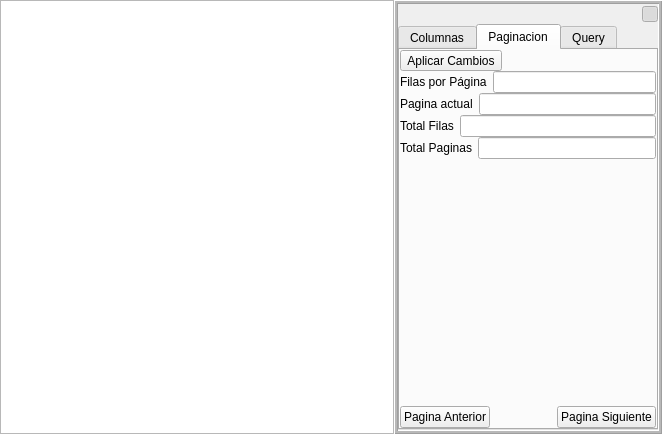
Qt form bulmages/bulmalib/subform3base.ui (eboladev/Bulmages-1) before a commit.
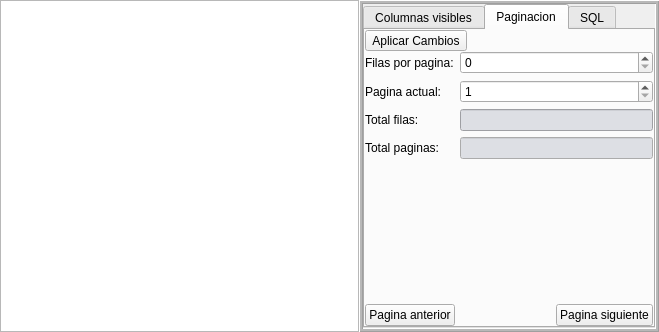
The same form after that commit. The open tabs and pages were chosen to show the change. Icons and pictures are not drawn. Custom widgets are drawn as their Qt base class.

Commit message: se ha mejorado un poco el configurador de listados de subform3

```diff
--- a/bulmages/bulmalib/subform3base.ui
+++ b/bulmages/bulmalib/subform3base.ui
@@ -8,8 +8,8 @@
    <rect>
     <x>0</x>
     <y>0</y>
-    <width>662</width>
-    <height>434</height>
+    <width>659</width>
+    <height>332</height>
    </rect>
   </property>
   <property name="windowTitle" >
@@ -24,6 +24,14 @@
    </property>
    <item>
     <widget class="QTableWidget2" name="mui_list" >
+     <property name="sizePolicy" >
+      <sizepolicy>
+       <hsizetype>5</hsizetype>
+       <vsizetype>7</vsizetype>
+       <horstretch>0</horstretch>
+       <verstretch>0</verstretch>
+      </sizepolicy>
+     </property>
      <property name="editTriggers" >
       <set>QAbstractItemView::AllEditTriggers</set>
      </property>
@@ -33,7 +41,7 @@
     <widget class="QFrame" name="mui_configurador" >
      <property name="sizePolicy" >
       <sizepolicy>
-       <hsizetype>0</hsizetype>
+       <hsizetype>5</hsizetype>
        <vsizetype>5</vsizetype>
        <horstretch>0</horstretch>
        <verstretch>0</verstretch>
@@ -57,81 +65,18 @@
      <property name="midLineWidth" >
       <number>2</number>
      </property>
-     <layout class="QVBoxLayout" >
+     <layout class="QHBoxLayout" >
       <property name="margin" >
        <number>0</number>
       </property>
       <property name="spacing" >
        <number>0</number>
       </property>
-      <item>
-       <layout class="QHBoxLayout" >
-        <property name="margin" >
-         <number>0</number>
-        </property>
-        <property name="spacing" >
-         <number>0</number>
-        </property>
-        <item>
-         <spacer>
-          <property name="orientation" >
-           <enum>Qt::Horizontal</enum>
-          </property>
-          <property name="sizeHint" >
-           <size>
-            <width>40</width>
-            <height>20</height>
-           </size>
-          </property>
-         </spacer>
-        </item>
-        <item>
-         <widget class="QToolButton" name="mui_detalles" >
-          <property name="minimumSize" >
-           <size>
-            <width>16</width>
-            <height>16</height>
-           </size>
-          </property>
-          <property name="maximumSize" >
-           <size>
-            <width>16</width>
-            <height>16</height>
-           </size>
-          </property>
-          <property name="toolTip" >
-           <string>Imprimir pedido</string>
-          </property>
-          <property name="whatsThis" >
-           <string>Imprimir pedido</string>
-          </property>
-          <property name="text" >
-           <string/>
-          </property>
-          <property name="icon" >
-           <iconset resource="../bulmages.qrc" >:/Genericos32x32/images/pendientes/i_tuxPeq.png</iconset>
-          </property>
-          <property name="iconSize" >
-           <size>
-            <width>22</width>
-            <height>22</height>
-           </size>
-          </property>
-          <property name="checkable" >
-           <bool>true</bool>
-          </property>
-          <property name="checked" >
-           <bool>true</bool>
-          </property>
-         </widget>
-        </item>
-       </layout>
-      </item>
       <item>
        <widget class="QTabWidget" name="mui_selectorsubform3" >
         <property name="sizePolicy" >
          <sizepolicy>
-          <hsizetype>0</hsizetype>
+          <hsizetype>5</hsizetype>
           <vsizetype>7</vsizetype>
           <horstretch>0</horstretch>
           <verstretch>0</verstretch>
@@ -148,7 +93,7 @@
         </property>
         <widget class="QWidget" name="tab" >
          <attribute name="title" >
-          <string>Columnas</string>
+          <string>Columnas visibles</string>
          </attribute>
          <layout class="QVBoxLayout" >
           <property name="margin" >
@@ -223,7 +168,7 @@
            </layout>
           </item>
           <item>
-           <layout class="QHBoxLayout" >
+           <layout class="QVBoxLayout" >
             <property name="margin" >
              <number>0</number>
             </property>
@@ -231,98 +176,628 @@
              <number>6</number>
             </property>
             <item>
-             <widget class="QLabel" name="label" >
-              <property name="text" >
-               <string>Filas por Página</string>
+             <layout class="QGridLayout" >
+              <property name="margin" >
+               <number>0</number>
               </property>
-             </widget>
-            </item>
-            <item>
-             <widget class="QLineEdit" name="mui_filaspagina" />
-            </item>
-           </layout>
-          </item>
-          <item>
-           <layout class="QHBoxLayout" >
-            <property name="margin" >
-             <number>0</number>
-            </property>
-            <property name="spacing" >
-             <number>6</number>
-            </property>
-            <item>
-             <widget class="QLabel" name="label_2" >
-              <property name="text" >
-               <string>Pagina actual</string>
+              <property name="spacing" >
+               <number>6</number>
               </property>
-             </widget>
+              <item row="2" column="0" >
+               <widget class="QLabel" name="label_3" >
+                <property name="text" >
+                 <string>Total filas:</string>
+                </property>
+               </widget>
+              </item>
+              <item row="0" column="0" >
+               <widget class="QLabel" name="label" >
+                <property name="text" >
+                 <string>Filas por pagina:</string>
+                </property>
+               </widget>
+              </item>
+              <item row="1" column="0" >
+               <widget class="QLabel" name="label_2" >
+                <property name="text" >
+                 <string>Pagina actual:</string>
+                </property>
+               </widget>
+              </item>
+              <item row="2" column="1" >
+               <widget class="QLineEdit" name="mui_numfilas" >
+                <property name="palette" >
+                 <palette>
+                  <active>
+                   <color>
+                    <red>0</red>
+                    <green>0</green>
+                    <blue>0</blue>
+                   </color>
+                   <color>
+                    <red>221</red>
+                    <green>223</green>
+                    <blue>228</blue>
+                   </color>
+                   <color>
+                    <red>255</red>
+                    <green>255</green>
+                    <blue>255</blue>
+                   </color>
+                   <color>
+                    <red>238</red>
+                    <green>239</green>
+                    <blue>241</blue>
+                   </color>
+                   <color>
+                    <red>110</red>
+                    <green>111</green>
+                    <blue>114</blue>
+                   </color>
+                   <color>
+                    <red>147</red>
+                    <green>149</green>
+                    <blue>152</blue>
+                   </color>
+                   <color>
+                    <red>0</red>
+                    <green>0</green>
+                    <blue>0</blue>
+                   </color>
+                   <color>
+                    <red>255</red>
+                    <green>255</green>
+                    <blue>255</blue>
+                   </color>
+                   <color>
+                    <red>0</red>
+                    <green>0</green>
+                    <blue>0</blue>
+                   </color>
+                   <color>
+                    <red>221</red>
+                    <green>223</green>
+                    <blue>228</blue>
+                   </color>
+                   <color>
+                    <red>221</red>
+                    <green>223</green>
+                    <blue>228</blue>
+                   </color>
+                   <color>
+                    <red>0</red>
+                    <green>0</green>
+                    <blue>0</blue>
+                   </color>
+                   <color>
+                    <red>103</red>
+                    <green>141</green>
+                    <blue>178</blue>
+                   </color>
+                   <color>
+                    <red>255</red>
+                    <green>255</green>
+                    <blue>255</blue>
+                   </color>
+                   <color>
+                    <red>0</red>
+                    <green>0</green>
+                    <blue>238</blue>
+                   </color>
+                   <color>
+                    <red>82</red>
+                    <green>24</green>
+                    <blue>139</blue>
+                   </color>
+                   <color>
+                    <red>238</red>
+                    <green>239</green>
+                    <blue>241</blue>
+                   </color>
+                  </active>
+                  <inactive>
+                   <color>
+                    <red>0</red>
+                    <green>0</green>
+                    <blue>0</blue>
+                   </color>
+                   <color>
+                    <red>221</red>
+                    <green>223</green>
+                    <blue>228</blue>
+                   </color>
+                   <color>
+                    <red>255</red>
+                    <green>255</green>
+                    <blue>255</blue>
+                   </color>
+                   <color>
+                    <red>238</red>
+                    <green>239</green>
+                    <blue>241</blue>
+                   </color>
+                   <color>
+                    <red>110</red>
+                    <green>111</green>
+                    <blue>114</blue>
+                   </color>
+                   <color>
+                    <red>147</red>
+                    <green>149</green>
+                    <blue>152</blue>
+                   </color>
+                   <color>
+                    <red>0</red>
+                    <green>0</green>
+                    <blue>0</blue>
+                   </color>
+                   <color>
+                    <red>255</red>
+                    <green>255</green>
+                    <blue>255</blue>
+                   </color>
+                   <color>
+                    <red>0</red>
+                    <green>0</green>
+                    <blue>0</blue>
+                   </color>
+                   <color>
+                    <red>221</red>
+                    <green>223</green>
+                    <blue>228</blue>
+                   </color>
+                   <color>
+                    <red>221</red>
+                    <green>223</green>
+                    <blue>228</blue>
+                   </color>
+                   <color>
+                    <red>0</red>
+                    <green>0</green>
+                    <blue>0</blue>
+                   </color>
+                   <color>
+                    <red>103</red>
+                    <green>141</green>
+                    <blue>178</blue>
+                   </color>
+                   <color>
+                    <red>255</red>
+                    <green>255</green>
+                    <blue>255</blue>
+                   </color>
+                   <color>
+                    <red>0</red>
+                    <green>0</green>
+                    <blue>238</blue>
+                   </color>
+                   <color>
+                    <red>82</red>
+                    <green>24</green>
+                    <blue>139</blue>
+                   </color>
+                   <color>
+                    <red>238</red>
+                    <green>239</green>
+                    <blue>241</blue>
+                   </color>
+                  </inactive>
+                  <disabled>
+                   <color>
+                    <red>110</red>
+                    <green>111</green>
+                    <blue>114</blue>
+                   </color>
+                   <color>
+                    <red>221</red>
+                    <green>223</green>
+                    <blue>228</blue>
+                   </color>
+                   <color>
+                    <red>255</red>
+                    <green>255</green>
+                    <blue>255</blue>
+                   </color>
+                   <color>
+                    <red>238</red>
+                    <green>239</green>
+                    <blue>241</blue>
+                   </color>
+                   <color>
+                    <red>110</red>
+                    <green>111</green>
+                    <blue>114</blue>
+                   </color>
+                   <color>
+                    <red>147</red>
+                    <green>149</green>
+                    <blue>152</blue>
+                   </color>
+                   <color>
+                    <red>110</red>
+                    <green>111</green>
+                    <blue>114</blue>
+                   </color>
+                   <color>
+                    <red>255</red>
+                    <green>255</green>
+                    <blue>255</blue>
+                   </color>
+                   <color>
+                    <red>110</red>
+                    <green>111</green>
+                    <blue>114</blue>
+                   </color>
+                   <color>
+                    <red>221</red>
+                    <green>223</green>
+                    <blue>228</blue>
+                   </color>
+                   <color>
+                    <red>221</red>
+                    <green>223</green>
+                    <blue>228</blue>
+                   </color>
+                   <color>
+                    <red>0</red>
+                    <green>0</green>
+                    <blue>0</blue>
+                   </color>
+                   <color>
+                    <red>86</red>
+                    <green>117</green>
+                    <blue>148</blue>
+                   </color>
+                   <color>
+                    <red>255</red>
+                    <green>255</green>
+                    <blue>255</blue>
+                   </color>
+                   <color>
+                    <red>0</red>
+                    <green>0</green>
+                    <blue>238</blue>
+                   </color>
+                   <color>
+                    <red>82</red>
+                    <green>24</green>
+                    <blue>139</blue>
+                   </color>
+                   <color>
+                    <red>238</red>
+                    <green>239</green>
+                    <blue>241</blue>
+                   </color>
+                  </disabled>
+                 </palette>
+                </property>
+                <property name="readOnly" >
+                 <bool>true</bool>
+                </property>
+               </widget>
+              </item>
+              <item row="1" column="1" >
+               <widget class="QSpinBox" name="mui_paginaact" >
+                <property name="maximum" >
+                 <number>999</number>
+                </property>
+                <property name="minimum" >
+                 <number>1</number>
+                </property>
+                <property name="value" >
+                 <number>1</number>
+                </property>
+               </widget>
+              </item>
+              <item row="3" column="1" >
+               <widget class="QLineEdit" name="mui_numpaginas" >
+                <property name="palette" >
+                 <palette>
+                  <active>
+                   <color>
+                    <red>0</red>
+                    <green>0</green>
+                    <blue>0</blue>
+                   </color>
+                   <color>
+                    <red>221</red>
+                    <green>223</green>
+                    <blue>228</blue>
+                   </color>
+                   <color>
+                    <red>255</red>
+                    <green>255</green>
+                    <blue>255</blue>
+                   </color>
+                   <color>
+                    <red>255</red>
+                    <green>255</green>
+                    <blue>255</blue>
+                   </color>
+                   <color>
+                    <red>85</red>
+                    <green>85</green>
+                    <blue>85</blue>
+                   </color>
+                   <color>
+                    <red>199</red>
+                    <green>199</green>
+                    <blue>199</blue>
+                   </color>
+                   <color>
+                    <red>0</red>
+                    <green>0</green>
+                    <blue>0</blue>
+                   </color>
+                   <color>
+                    <red>255</red>
+                    <green>255</green>
+                    <blue>255</blue>
+                   </color>
+                   <color>
+                    <red>0</red>
+                    <green>0</green>
+                    <blue>0</blue>
+                   </color>
+                   <color>
+                    <red>221</red>
+                    <green>223</green>
+                    <blue>228</blue>
+                   </color>
+                   <color>
+                    <red>239</red>
+                    <green>239</green>
+                    <blue>239</blue>
+                   </color>
+                   <color>
+                    <red>0</red>
+                    <green>0</green>
+                    <blue>0</blue>
+                   </color>
+                   <color>
+                    <red>103</red>
+                    <green>141</green>
+                    <blue>178</blue>
+                   </color>
+                   <color>
+                    <red>255</red>
+                    <green>255</green>
+                    <blue>255</blue>
+                   </color>
+                   <color>
+                    <red>0</red>
+                    <green>0</green>
+                    <blue>238</blue>
+                   </color>
+                   <color>
+                    <red>82</red>
+                    <green>24</green>
+                    <blue>139</blue>
+                   </color>
+                   <color>
+                    <red>232</red>
+                    <green>232</green>
+                    <blue>232</blue>
+                   </color>
+                  </active>
+                  <inactive>
+                   <color>
+                    <red>0</red>
+                    <green>0</green>
+                    <blue>0</blue>
+                   </color>
+                   <color>
+                    <red>221</red>
+                    <green>223</green>
+                    <blue>228</blue>
+                   </color>
+                   <color>
+                    <red>255</red>
+                    <green>255</green>
+                    <blue>255</blue>
+                   </color>
+                   <color>
+                    <red>255</red>
+                    <green>255</green>
+                    <blue>255</blue>
+                   </color>
+                   <color>
+                    <red>85</red>
+                    <green>85</green>
+                    <blue>85</blue>
+                   </color>
+                   <color>
+                    <red>199</red>
+                    <green>199</green>
+                    <blue>199</blue>
+                   </color>
+                   <color>
+                    <red>0</red>
+                    <green>0</green>
+                    <blue>0</blue>
+                   </color>
+                   <color>
+                    <red>255</red>
+                    <green>255</green>
+                    <blue>255</blue>
+                   </color>
+                   <color>
+                    <red>0</red>
+                    <green>0</green>
+                    <blue>0</blue>
+                   </color>
+                   <color>
+                    <red>221</red>
+                    <green>223</green>
+                    <blue>228</blue>
+                   </color>
+                   <color>
+                    <red>239</red>
+                    <green>239</green>
+                    <blue>239</blue>
+                   </color>
+                   <color>
+                    <red>0</red>
+                    <green>0</green>
+                    <blue>0</blue>
+                   </color>
+                   <color>
+                    <red>103</red>
+                    <green>141</green>
+                    <blue>178</blue>
+                   </color>
+                   <color>
+                    <red>255</red>
+                    <green>255</green>
+                    <blue>255</blue>
+                   </color>
+                   <color>
+                    <red>0</red>
+                    <green>0</green>
+                    <blue>238</blue>
+                   </color>
+                   <color>
+                    <red>82</red>
+                    <green>24</green>
+                    <blue>139</blue>
+                   </color>
+                   <color>
+                    <red>232</red>
+                    <green>232</green>
+                    <blue>232</blue>
+                   </color>
+                  </inactive>
+                  <disabled>
+                   <color>
+                    <red>128</red>
+                    <green>128</green>
+                    <blue>128</blue>
+                   </color>
+                   <color>
+                    <red>221</red>
+                    <green>223</green>
+                    <blue>228</blue>
+                   </color>
+                   <color>
+                    <red>255</red>
+                    <green>255</green>
+                    <blue>255</blue>
+                   </color>
+                   <color>
+                    <red>255</red>
+                    <green>255</green>
+                    <blue>255</blue>
+                   </color>
+                   <color>
+                    <red>85</red>
+                    <green>85</green>
+                    <blue>85</blue>
+                   </color>
+                   <color>
+                    <red>199</red>
+                    <green>199</green>
+                    <blue>199</blue>
+                   </color>
+                   <color>
+                    <red>199</red>
+                    <green>199</green>
+                    <blue>199</blue>
+                   </color>
+                   <color>
+                    <red>255</red>
+                    <green>255</green>
+                    <blue>255</blue>
+                   </color>
+                   <color>
+                    <red>128</red>
+                    <green>128</green>
+                    <blue>128</blue>
+                   </color>
+                   <color>
+                    <red>239</red>
+                    <green>239</green>
+                    <blue>239</blue>
+                   </color>
+                   <color>
+                    <red>239</red>
+                    <green>239</green>
+                    <blue>239</blue>
+                   </color>
+                   <color>
+                    <red>0</red>
+                    <green>0</green>
+                    <blue>0</blue>
+                   </color>
+                   <color>
+                    <red>86</red>
+                    <green>117</green>
+                    <blue>148</blue>
+                   </color>
+                   <color>
+                    <red>255</red>
+                    <green>255</green>
+                    <blue>255</blue>
+                   </color>
+                   <color>
+                    <red>0</red>
+                    <green>0</green>
+                    <blue>238</blue>
+                   </color>
+                   <color>
+                    <red>82</red>
+                    <green>24</green>
+                    <blue>139</blue>
+                   </color>
+                   <color>
+                    <red>232</red>
+                    <green>232</green>
+                    <blue>232</blue>
+                   </color>
+                  </disabled>
+                 </palette>
+                </property>
+                <property name="readOnly" >
+                 <bool>true</bool>
+                </property>
+               </widget>
+              </item>
+              <item row="3" column="0" >
+               <widget class="QLabel" name="label_4" >
+                <property name="text" >
+                 <string>Total paginas:</string>
+                </property>
+               </widget>
+              </item>
+              <item row="0" column="1" >
+               <widget class="QSpinBox" name="mui_filaspagina" >
+                <property name="maximum" >
+                 <number>999</number>
+                </property>
+                <property name="minimum" >
+                 <number>0</number>
+                </property>
+                <property name="value" >
+                 <number>0</number>
+                </property>
+               </widget>
+              </item>
+             </layout>
             </item>
             <item>
-             <widget class="QLineEdit" name="mui_paginaact" />
-            </item>
-           </layout>
-          </item>
-          <item>
-           <layout class="QHBoxLayout" >
-            <property name="margin" >
-             <number>0</number>
-            </property>
-            <property name="spacing" >
-             <number>6</number>
-            </property>
-            <item>
-             <widget class="QLabel" name="label_3" >
-              <property name="text" >
-               <string>Total Filas</string>
+             <spacer>
+              <property name="orientation" >
+               <enum>Qt::Vertical</enum>
               </property>
-             </widget>
-            </item>
-            <item>
-             <widget class="QLineEdit" name="mui_numfilas" >
-              <property name="readOnly" >
-               <bool>true</bool>
+              <property name="sizeHint" >
+               <size>
+                <width>20</width>
+                <height>40</height>
+               </size>
               </property>
-             </widget>
+             </spacer>
             </item>
            </layout>
           </item>
-          <item>
-           <layout class="QHBoxLayout" >
-            <property name="margin" >
-             <number>0</number>
-            </property>
-            <property name="spacing" >
-             <number>6</number>
-            </property>
-            <item>
-             <widget class="QLabel" name="label_4" >
-              <property name="text" >
-               <string>Total Paginas</string>
-              </property>
-             </widget>
-            </item>
-            <item>
-             <widget class="QLineEdit" name="mui_numpaginas" >
-              <property name="readOnly" >
-               <bool>true</bool>
-              </property>
-             </widget>
-            </item>
-           </layout>
-          </item>
-          <item>
-           <spacer>
-            <property name="orientation" >
-             <enum>Qt::Vertical</enum>
-            </property>
-            <property name="sizeHint" >
-             <size>
-              <width>20</width>
-              <height>40</height>
-             </size>
-            </property>
-           </spacer>
-          </item>
           <item>
            <layout class="QHBoxLayout" >
             <property name="margin" >
@@ -334,7 +809,7 @@
             <item>
              <widget class="QPushButton" name="mui_paganterior" >
               <property name="text" >
-               <string>Pagina Anterior</string>
+               <string>Pagina anterior</string>
               </property>
              </widget>
             </item>
@@ -354,7 +829,7 @@
             <item>
              <widget class="QPushButton" name="mui_pagsiguiente" >
               <property name="text" >
-               <string>Pagina Siguiente</string>
+               <string>Pagina siguiente</string>
               </property>
              </widget>
             </item>
@@ -364,7 +839,7 @@
         </widget>
         <widget class="QWidget" name="tab_2" >
          <attribute name="title" >
-          <string>Query</string>
+          <string>SQL</string>
          </attribute>
          <layout class="QVBoxLayout" >
           <property name="margin" >
```
Left out of the diff: 603 changed lines with no effect on the pictures. The commit also changes 27 other files.
